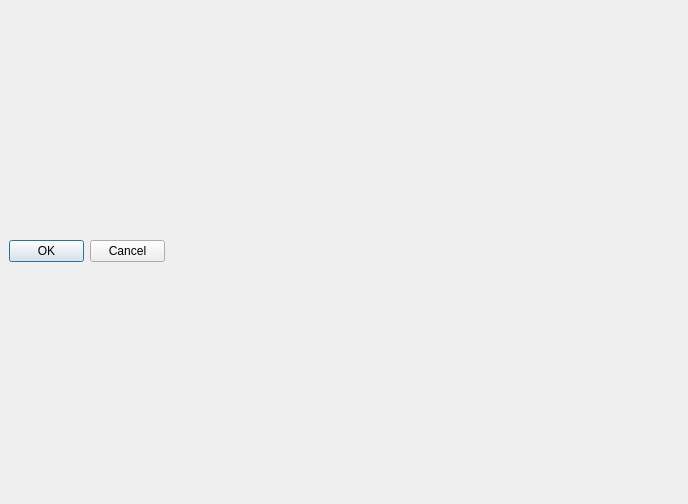
The window that gui/qtm/WelcomeUI.ui (ardhitama/hargoile) describes before a commit, drawn with Qt 5.
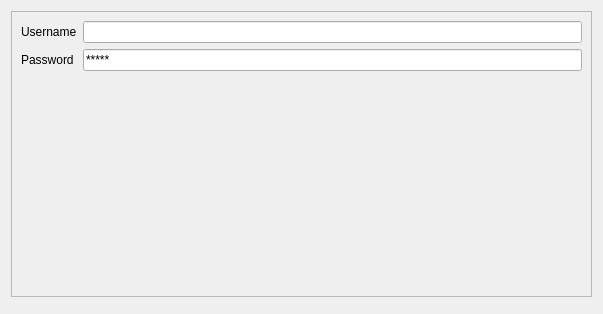
The same window after the commit.

Diff of the .ui file:
```diff
--- a/gui/qtm/WelcomeUI.ui
+++ b/gui/qtm/WelcomeUI.ui
@@ -6,29 +6,89 @@
    <rect>
     <x>0</x>
     <y>0</y>
-    <width>688</width>
-    <height>504</height>
+    <width>603</width>
+    <height>314</height>
    </rect>
   </property>
   <property name="windowTitle">
    <string>Dialog</string>
   </property>
-  <widget class="QDialogButtonBox" name="buttonBox">
-   <property name="geometry">
-    <rect>
-     <x>9</x>
-     <y>240</y>
-     <width>156</width>
-     <height>23</height>
-    </rect>
-   </property>
-   <property name="orientation">
-    <enum>Qt::Horizontal</enum>
-   </property>
-   <property name="standardButtons">
-    <set>QDialogButtonBox::Cancel|QDialogButtonBox::Ok</set>
-   </property>
-  </widget>
+  <property name="modal">
+   <bool>false</bool>
+  </property>
+  <layout class="QVBoxLayout" name="verticalLayout">
+   <item>
+    <widget class="QFrame" name="loginFrame">
+     <property name="enabled">
+      <bool>true</bool>
+     </property>
+     <property name="frameShape">
+      <enum>QFrame::StyledPanel</enum>
+     </property>
+     <property name="frameShadow">
+      <enum>QFrame::Raised</enum>
+     </property>
+     <layout class="QFormLayout" name="formLayout">
+      <item row="0" column="0">
+       <widget class="QLabel" name="usernameLabel">
+        <property name="text">
+         <string>Username</string>
+        </property>
+       </widget>
+      </item>
+      <item row="0" column="1">
+       <widget class="QLineEdit" name="usernameLineEdit">
+        <property name="inputMethodHints">
+         <set>Qt::ImhEmailCharactersOnly|Qt::ImhLowercaseOnly</set>
+        </property>
+       </widget>
+      </item>
+      <item row="1" column="0">
+       <widget class="QLabel" name="passwordLabel">
+        <property name="text">
+         <string>Password</string>
+        </property>
+       </widget>
+      </item>
+      <item row="1" column="1">
+       <widget class="QLineEdit" name="passwordLineEdit">
+        <property name="inputMethodHints">
+         <set>Qt::ImhNoPredictiveText</set>
+        </property>
+        <property name="inputMask">
+         <string>*****; </string>
+        </property>
+        <property name="text">
+         <string>*****</string>
+        </property>
+        <property name="maxLength">
+         <number>5</number>
+        </property>
+        <property name="frame">
+         <bool>true</bool>
+        </property>
+        <property name="readOnly">
+         <bool>false</bool>
+        </property>
+       </widget>
+      </item>
+     </layout>
+    </widget>
+   </item>
+   <item>
+    <widget class="QDialogButtonBox" name="menuButtonBox">
+     <property name="orientation">
+      <enum>Qt::Horizontal</enum>
+     </property>
+     <property name="standardButtons">
+      <set>QDialogButtonBox::NoButton</set>
+     </property>
+     <property name="centerButtons">
+      <bool>false</bool>
+     </property>
+    </widget>
+   </item>
+  </layout>
  </widget>
  <resources/>
  <connections>
```
Left out of the diff: 38 changed lines with no effect on the pictures.
